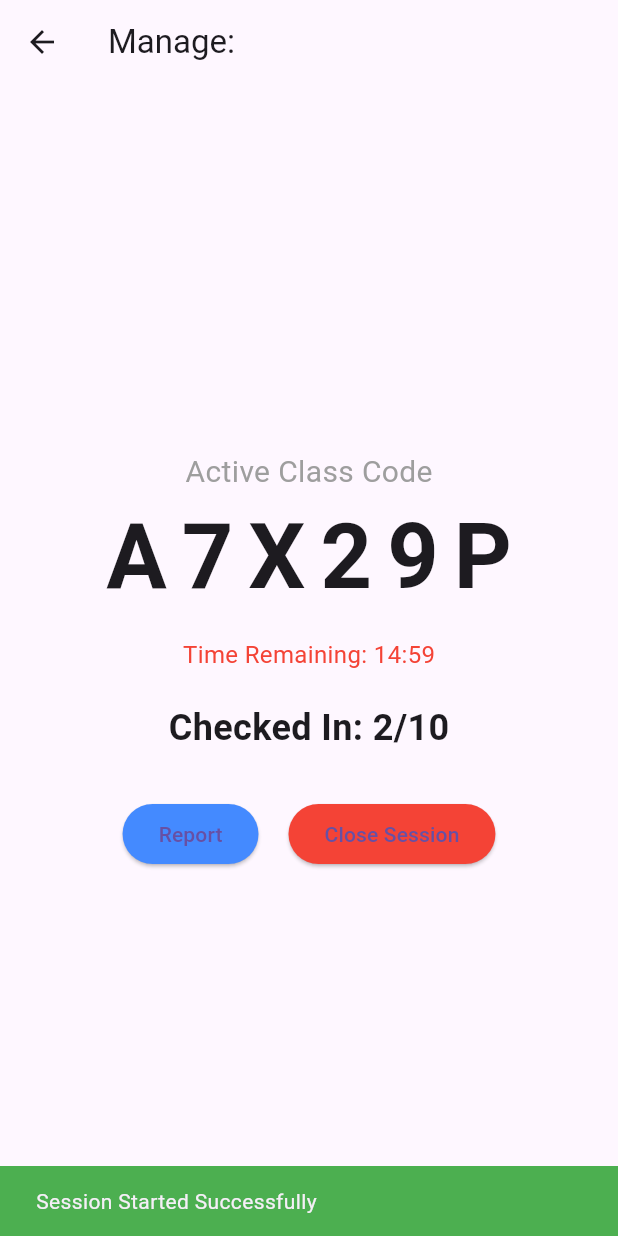
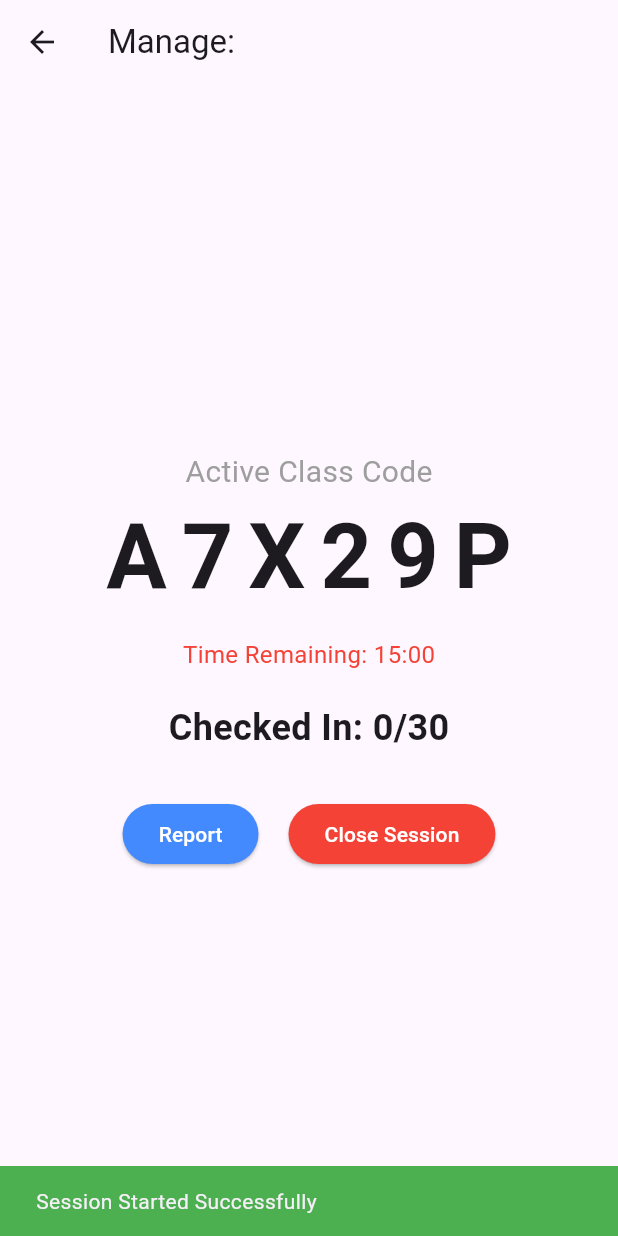
Before and after one commit to Saatthis21/SAMS-Flutter-Frontend, a Flutter app: the LecturerSessionPage screen opened directly with empty values, after a tap on "Start New Session", on a phone screen of 412 x 824 dp. Run offline on Flutter 3.47's test engine with Material 3 defaults, Android fonts, the light colour scheme and no system bars; our stand-ins replace geolocator, printing, shared_preferences; accounts and stored records are empty; network calls fail.

Commit message:
manage_attendance

```diff
--- a/lib/manage_attendance/pages/LecturerSessionPage.dart
+++ b/lib/manage_attendance/pages/LecturerSessionPage.dart
@@ -1,6 +1,10 @@
+import 'dart:async';
+import 'dart:convert';
 import 'package:flutter/material.dart';
+import 'package:http/http.dart' as http;
 import 'AttendanceReportPage.dart';
 // Note: You would import your InitiateSession application class here
+// import '../config/api.dart'; // Uncomment and adjust to your api config file
 
 class LecturerSessionPage extends StatefulWidget {
   final String lecturerID;
@@ -19,7 +23,31 @@ class LecturerSessionPage extends StatefulWidget {
 class _LecturerSessionPageState extends State<LecturerSessionPage> {
   bool _isLoading = false;
   String? _activeSessionCode;
+  int? _activeSessionId; // Need this to query the DB
   String? _sessionStatus;
+
+  // --- DYNAMIC VARIABLES ---
+  int _checkedInCount = 0;
+  final int _totalStudents = 30; // Can be fetched from DB later
+  int _secondsRemaining = 900; // 15 minutes = 900 seconds
+
+  Timer? _countdownTimer;
+  Timer? _pollingTimer;
+
+  // ALWAYS clean up timers when leaving the page to prevent memory leaks
+  @override
+  void dispose() {
+    _countdownTimer?.cancel();
+    _pollingTimer?.cancel();
+    super.dispose();
+  }
+
+  // Format seconds into MM:SS
+  String get _formattedTime {
+    int minutes = _secondsRemaining ~/ 60;
+    int seconds = _secondsRemaining % 60;
+    return '${minutes.toString().padLeft(2, '0')}:${seconds.toString().padLeft(2, '0')}';
+  }
 
   // Algorithm: startNewSession()
   Future<void> _startNewSession() async {
@@ -27,14 +55,31 @@ class _LecturerSessionPageState extends State<LecturerSessionPage> {
 
     try {
       // In your real app, this calls the InitiateSession.execute() method
-      // For this UI, we simulate a successful API call generating a code
       await Future.delayed(const Duration(seconds: 1));
 
       setState(() {
-        _activeSessionCode = "A7X29P"; // Mapped exactly from your UI Wireframe
+        _activeSessionCode = "A7X29P";
+        _activeSessionId = 1; // Assuming ID 1 based on your seeder
         _sessionStatus = "ACTIVE";
+        _secondsRemaining = 900; // Reset clock
+        _checkedInCount = 0; // Reset count
       });
 
+      // 1. START UI CLOCK (Ticks every 1 second)
+      _countdownTimer = Timer.periodic(const Duration(seconds: 1), (timer) {
+        if (_secondsRemaining > 0) {
+          setState(() => _secondsRemaining--);
+        } else {
+          _closeSession(); // Auto-close when time is up
+        }
+      });
+
+      // 2. START DATABASE POLLING (Ticks every 5 seconds)
+      _pollingTimer = Timer.periodic(const Duration(seconds: 5), (timer) {
+        _fetchLiveAttendanceCount();
+      });
+
+      if (!mounted) return;
       ScaffoldMessenger.of(context).showSnackBar(
         const SnackBar(
           content: Text('Session Started Successfully'),
@@ -42,6 +87,7 @@ class _LecturerSessionPageState extends State<LecturerSessionPage> {
         ),
       );
     } catch (e) {
+      if (!mounted) return;
       ScaffoldMessenger.of(context).showSnackBar(
         const SnackBar(
           content: Text('SESSION FAILED'),
@@ -49,15 +95,44 @@ class _LecturerSessionPageState extends State<LecturerSessionPage> {
         ),
       );
     } finally {
-      setState(() => _isLoading = false);
+      if (mounted) setState(() => _isLoading = false);
+    }
+  }
+
+  // Ping Laravel for the current count
+  Future<void> _fetchLiveAttendanceCount() async {
+    if (_activeSessionId == null) return;
+
+    try {
+      // Replace with your actual ApiConfig baseUrl
+      final response = await http.get(
+        Uri.parse(
+          'http://10.0.2.2:8000/api/attendance/count/$_activeSessionId',
+        ),
+      );
+
+      if (response.statusCode == 200) {
+        final data = jsonDecode(response.body);
+        if (data['status'] == 'success' && mounted) {
+          setState(() => _checkedInCount = data['count']);
+        }
+      }
+    } catch (e) {
+      debugPrint("Polling error: $e"); // Fails silently in the background
     }
   }
 
   // Algorithm: closeSession()
   void _closeSession() {
+    // Stop timers immediately
+    _countdownTimer?.cancel();
+    _pollingTimer?.cancel();
+
     setState(() {
       _activeSessionCode = null;
+      _activeSessionId = null;
       _sessionStatus = "CLOSED";
+      _checkedInCount = 0;
     });
   }
 
@@ -70,12 +145,11 @@ class _LecturerSessionPageState extends State<LecturerSessionPage> {
           icon: const Icon(Icons.arrow_back),
           tooltip: 'Go Back',
           onPressed: () {
-            // Checks if Flutter has a page history to pop back to
+            // WE REMOVED THE BLOCKING LOGIC HERE!
+            // Now the lecturer can leave freely.
             if (Navigator.canPop(context)) {
               Navigator.pop(context);
             } else {
-              // Fallback: If pushed from the Drawer (which destroys history),
-              // you can put a custom routing path here to go back to the Main Menu.
               ScaffoldMessenger.of(context).showSnackBar(
                 const SnackBar(
                   content: Text('Please use the Drawer menu to navigate back.'),
@@ -108,7 +182,7 @@ class _LecturerSessionPageState extends State<LecturerSessionPage> {
                         child: const Text('Start New Session'),
                       ),
               ] else ...[
-                // --- ACTIVE SESSION STATE (Steps 4 & 5) ---
+                // --- ACTIVE SESSION STATE ---
                 const Text(
                   'Active Class Code',
                   style: TextStyle(fontSize: 20, color: Colors.grey),
@@ -122,23 +196,28 @@ class _LecturerSessionPageState extends State<LecturerSessionPage> {
                   ),
                 ),
                 const SizedBox(height: 10),
-                const Text(
-                  'Time Remaining: 14:59',
-                  style: TextStyle(color: Colors.red, fontSize: 16),
+
+                // DYNAMIC TIMER
+                Text(
+                  'Time Remaining: $_formattedTime',
+                  style: const TextStyle(color: Colors.red, fontSize: 16),
                 ),
 
-                // STEP 4: DISPLAY ATTENDANCE COUNT
                 const SizedBox(height: 20),
-                const Text(
-                  'Checked In: 2/10',
-                  style: TextStyle(fontSize: 24, fontWeight: FontWeight.w600),
+
+                // DYNAMIC ATTENDANCE COUNT
+                Text(
+                  'Checked In: $_checkedInCount/$_totalStudents',
+                  style: const TextStyle(
+                    fontSize: 24,
+                    fontWeight: FontWeight.w600,
+                  ),
                 ),
 
                 const SizedBox(height: 30),
                 Row(
                   mainAxisAlignment: MainAxisAlignment.center,
                   children: [
-                    // STEP 5: REPORT BUTTON (Navigation to AttendanceReportPage)
                     ElevatedButton(
                       onPressed: () {
                         Navigator.push(
@@ -154,16 +233,21 @@ class _LecturerSessionPageState extends State<LecturerSessionPage> {
                       style: ElevatedButton.styleFrom(
                         backgroundColor: Colors.blueAccent,
                       ),
-                      child: const Text('Report'),
+                      child: const Text(
+                        'Report',
+                        style: TextStyle(color: Colors.white),
+                      ),
                     ),
                     const SizedBox(width: 20),
-                    // CLOSE SESSION BUTTON
                     ElevatedButton(
                       onPressed: _closeSession,
                       style: ElevatedButton.styleFrom(
                         backgroundColor: Colors.red,
                       ),
-                      child: const Text('Close Session'),
+                      child: const Text(
+                        'Close Session',
+                        style: TextStyle(color: Colors.white),
+                      ),
                     ),
                   ],
                 ),
```
Also changed, not shown: lib/manage_attendance/pages/AttendanceReportPage.dart (+38 -25 lines).
